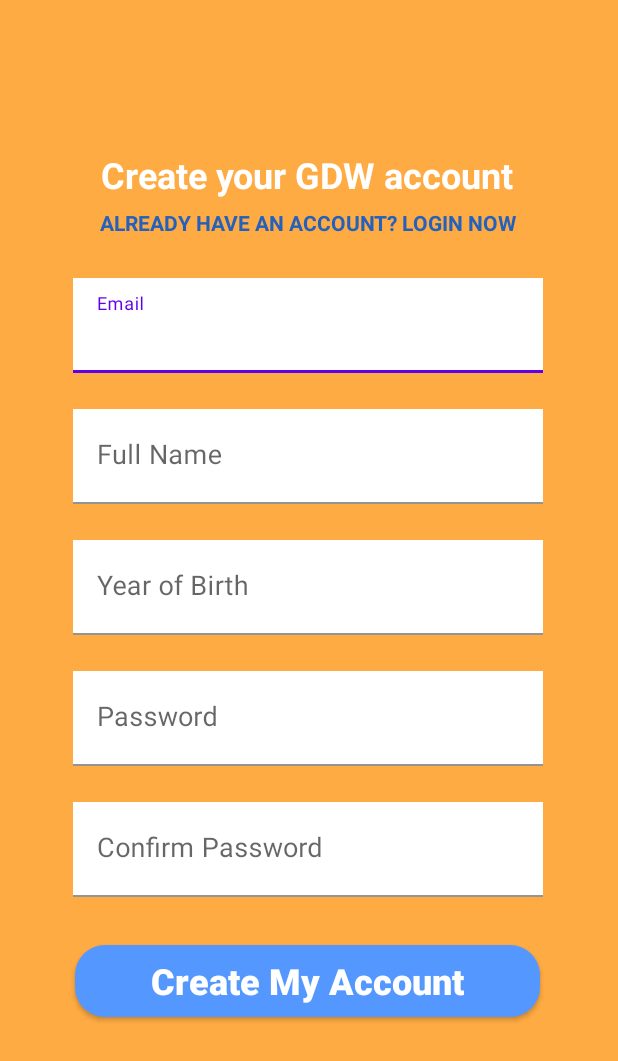
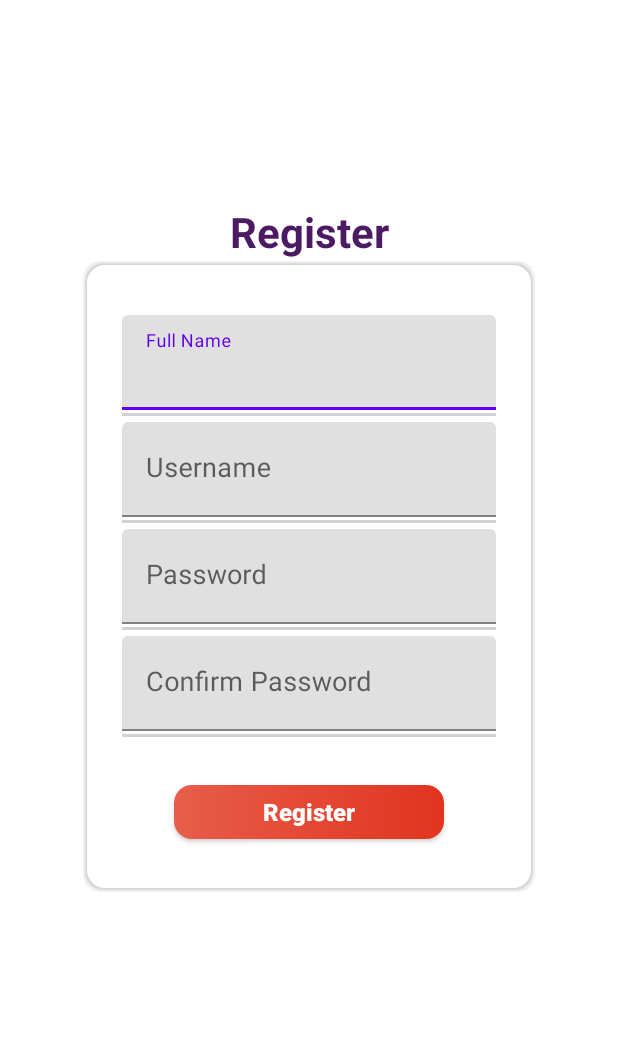
Before and after one commit to nghiaplt1611/PRM391_assignment, an Android app: the RegisterActivity screen opened directly, with no data from a screen before it, on a phone screen of 412 x 824 dp. Shown: the top 1061 px of the screen. Run offline under Robolectric (Android 15) with nearby library versions, the phone set to English and light mode, and no system bars; Roboto replaces fonts that are not available here.

Commit message:
Revert "Merge branch 'master' into Toai"
This reverts commit f52ef4b53760f7a9bfd910c7d304d33854501c0d, reversing
changes made to fa73841b65ed1bd07bfbee445be6c5bdfd144654.

```diff
--- a/app/src/main/AndroidManifest.xml
+++ b/app/src/main/AndroidManifest.xml
@@ -29,11 +29,11 @@
 
                 <category android:name="android.intent.category.LAUNCHER" />
             </intent-filter>
-
         </activity>
         <activity
             android:name=".controller.LoginActivity"
             android:screenOrientation="portrait" />
+
         <meta-data
             android:name="preloaded_fonts"
             android:resource="@array/preloaded_fonts" />
--- a/app/src/main/java/com/example/gtw_101/controller/LoginActivity.java
+++ b/app/src/main/java/com/example/gtw_101/controller/LoginActivity.java
@@ -30,7 +30,7 @@ public class LoginActivity extends AppCompatActivity {
     }
 
     public void onButtonLoginClick(View view) {
-        EditText txtUsername = (EditText) findViewById(R.id.txt_email_login);
+        EditText txtUsername = (EditText) findViewById(R.id.txt_username_login);
         EditText txtPassword = (EditText) findViewById(R.id.txt_password_login);
 
         String username = txtUsername.getText().toString();
@@ -85,7 +85,7 @@ public class LoginActivity extends AppCompatActivity {
     @Override
     protected void onResume() {
         super.onResume();
-        EditText txtUsername = (EditText) findViewById(R.id.txt_email_login);
+        EditText txtUsername = (EditText) findViewById(R.id.txt_username_login);
         EditText txtPassword = (EditText) findViewById(R.id.txt_password_login);
         txtPassword.setText("");
         txtUsername.setText("");
--- a/app/src/main/res/drawable-v24/rectloginlogup.xml
+++ b/app/src/main/res/drawable-v24/rectloginlogup.xml
@@ -3,9 +3,10 @@
     <!-- Background -->
     <item>
         <shape android:shape="rectangle">
-            <corners android:radius="@dimen/textsize_20" />
-            <solid android:color="@color/first_button_color"/>
-            <size android:width="180dp" android:height="30dp" />
+            <corners android:radius="12dp" />
+            <gradient android:angle="0"
+                android:endColor="#E1341E" android:startColor="#E75D4B" />
+            <size android:width="180dp" android:height="24dp" />
         </shape>
     </item>
 </selector>
--- a/app/src/main/res/layout/activity_register.xml
+++ b/app/src/main/res/layout/activity_register.xml
@@ -6,7 +6,6 @@
     android:layout_height="match_parent"
     android:clipToPadding="false"
     tools:context=".controller.RegisterActivity"
-    android:background="@color/ingame_background_color"
     tools:ignore="HardcodedText">
 
 
@@ -14,162 +13,175 @@
 
     <!-- Layout to wrap all the fill -->
 
+    <!-- Back button is used to back to the log in screen -->
+
+    <androidx.appcompat.widget.AppCompatTextView
+        android:id="@+id/id_SignIn_TextView"
+        android:layout_width="189dp"
+        android:layout_height="wrap_content"
+        android:layout_alignParentStart="true"
+        android:layout_alignParentLeft="true"
+        android:layout_alignParentTop="true"
+        android:layout_alignParentEnd="true"
+        android:layout_alignParentRight="true"
+        android:gravity="center"
+        android:text="@string/log_up"
+        android:textColor="@color/loguptextcolor"
+        android:textSize="@dimen/textsize_28"
+        android:textStyle="bold"
+        app:layout_constraintEnd_toStartOf="@+id/id_Register_Guideline_2"
+        app:layout_constraintStart_toStartOf="@+id/id_Register_Guideline_1"
+        app:layout_constraintTop_toTopOf="@+id/id_Register_Guideline_3"
+        app:layout_constraintVertical_bias="0.0"/>
 
     <LinearLayout
-        android:layout_width="@dimen/dimen_360"
-        android:layout_height="@dimen/dimen_650"
+        android:layout_width="wrap_content"
+        android:layout_height="422dp"
         android:layout_alignParentBottom="true"
         android:layout_gravity="center"
+        android:background="@drawable/rect"
         android:orientation="vertical"
         app:layout_constraintBottom_toTopOf="@+id/id_Register_Guideline_4"
         app:layout_constraintEnd_toStartOf="@+id/id_Register_Guideline_2"
-        app:layout_constraintHorizontal_bias="0.481"
         app:layout_constraintStart_toStartOf="@+id/id_Register_Guideline_1"
-        app:layout_constraintTop_toBottomOf="@+id/id_Register_Guideline_3"
-        app:layout_constraintVertical_bias="0.391">
-
-        <androidx.appcompat.widget.AppCompatTextView
-            android:id="@+id/id_SignIn_TextView"
-            android:layout_width="wrap_content"
-            android:layout_height="wrap_content"
-            android:layout_gravity="center"
-            android:layout_marginTop="@dimen/marign_33"
-            android:gravity="center"
-            android:text="@string/register_register"
-            android:textColor="@color/white"
-            android:textSize="@dimen/textsize_24"
-            android:textStyle="bold" />
-
-        <!-- Field is used to direct to activity_log_in layout when click on it -->
-        <androidx.appcompat.widget.AppCompatTextView
-            android:id="@+id/lbl_login_now"
-            android:layout_width="wrap_content"
-            android:layout_height="wrap_content"
-            android:layout_gravity="center"
-            android:layout_marginTop="@dimen/marign_6"
-            android:text="@string/login_register"
-            android:textColor="@color/clickable_text"
-            android:textSize="@dimen/textsize_14"
-            android:textStyle="bold" />
-
-        <!-- Field to fill in user's email -->
-        <com.google.android.material.textfield.TextInputLayout
-            android:layout_width="match_parent"
-            android:layout_height="63dp"
-            android:layout_marginLeft="@dimen/marign_23"
-            android:layout_marginTop="@dimen/marign_27"
-            android:layout_marginRight="@dimen/marign_23">
-            <!-- Fill in here -->
-            <androidx.appcompat.widget.AppCompatEditText
-                android:id="@+id/txt_email_register"
-                android:layout_width="match_parent"
-                android:layout_height="match_parent"
-                android:background="@color/white"
-                android:hint="@string/email"
-                android:inputType="text"
-                android:maxLength="8"
-                android:maxLines="1"
-                android:textColor="@color/black"
-                android:textSize="@dimen/textsize_18" />
-
-        </com.google.android.material.textfield.TextInputLayout>
+        app:layout_constraintTop_toBottomOf="@+id/id_SignIn_TextView"
+        app:layout_constraintVertical_bias="0.0">
 
         <!-- Field to fill in user's fullname -->
         <com.google.android.material.textfield.TextInputLayout
             android:layout_width="match_parent"
             android:layout_height="63dp"
             android:layout_marginLeft="@dimen/marign_23"
-            android:layout_marginTop="@dimen/marign_24"
-            android:layout_marginRight="@dimen/marign_23">
+            android:layout_marginTop="@dimen/marign_33"
+            android:layout_marginRight="@dimen/marign_23"
+            android:background="@null">
             <!-- Fill in here -->
             <androidx.appcompat.widget.AppCompatEditText
-                android:id="@+id/txt_fullname_register"
+                android:id="@+id/txt_full_name"
                 android:layout_width="match_parent"
                 android:layout_height="match_parent"
-                android:background="@color/white"
+                android:background="@null"
+                android:maxLines="1"
+                android:inputType="text"
                 android:hint="@string/full_name"
+                android:textColor="@color/primarytext"
+                android:textSize="@dimen/textsize_18"
+                android:maxLength="8"
+                />
+
+        </com.google.android.material.textfield.TextInputLayout>
+
+        <View
+            android:id="@+id/id_view_1"
+            android:layout_width="match_parent"
+            android:layout_height="2dp"
+            android:layout_marginLeft="@dimen/marign_23"
+            android:layout_marginTop="@dimen/marign_2"
+            android:layout_marginRight="@dimen/marign_23"
+            android:background="@color/linecolor" />
+        <!-- Field to fill in user's username -->
+        <com.google.android.material.textfield.TextInputLayout
+            android:layout_width="match_parent"
+            android:layout_height="63dp"
+            android:layout_marginLeft="@dimen/marign_23"
+            android:layout_marginTop="@dimen/marign_4"
+            android:layout_marginRight="@dimen/marign_23"
+            android:background="@null">
+            <!-- Fill in here -->
+            <androidx.appcompat.widget.AppCompatEditText
+                android:id="@+id/txt_username"
+                android:layout_width="match_parent"
+                android:layout_height="match_parent"
+                android:background="@null"
+                android:maxLines="1"
                 android:inputType="text"
-                android:maxLines="1"
-                android:textColor="@color/black"
+                android:hint="@string/username"
+                android:textColor="@color/primarytext"
                 android:textSize="@dimen/textsize_18" />
 
         </com.google.android.material.textfield.TextInputLayout>
 
-        <!-- Field to fill in user's year of birth -->
-        <com.google.android.material.textfield.TextInputLayout
+        <View
+            android:id="@+id/id_view_2"
             android:layout_width="match_parent"
-            android:layout_height="63dp"
+            android:layout_height="2dp"
             android:layout_marginLeft="@dimen/marign_23"
-            android:layout_marginTop="@dimen/marign_24"
-            android:layout_marginRight="@dimen/marign_23">
-            <!-- Fill in here -->
-            <androidx.appcompat.widget.AppCompatEditText
-                android:id="@+id/txt_yearofbirth_register"
-                android:layout_width="match_parent"
-                android:layout_height="match_parent"
-                android:background="@color/white"
-                android:hint="@string/yob"
-                android:inputType="text"
-                android:maxLines="1"
-                android:textColor="@color/black"
-                android:textSize="@dimen/textsize_18" />
-
-        </com.google.android.material.textfield.TextInputLayout>
+            android:layout_marginTop="@dimen/marign_2"
+            android:layout_marginRight="@dimen/marign_23"
+            android:background="@color/linecolor" />
 
         <!-- Field to fill in user's password -->
         <com.google.android.material.textfield.TextInputLayout
             android:layout_width="match_parent"
             android:layout_height="63dp"
             android:layout_marginLeft="@dimen/marign_23"
-            android:layout_marginTop="@dimen/marign_24"
-            android:layout_marginRight="@dimen/marign_23">
+            android:layout_marginTop="@dimen/marign_4"
+            android:layout_marginRight="@dimen/marign_23"
+            android:background="@null">
             <!-- Fill in here -->
             <androidx.appcompat.widget.AppCompatEditText
-                android:id="@+id/txt_password_register"
+                android:id="@+id/txt_password"
                 android:layout_width="match_parent"
                 android:layout_height="match_parent"
-                android:background="@color/white"
+                android:background="@null"
                 android:hint="@string/password"
                 android:inputType="textPassword"
-                android:textColor="@color/black"
+                android:textColor="@color/primarytext"
                 android:textSize="@dimen/textsize_18" />
 
         </com.google.android.material.textfield.TextInputLayout>
 
+        <View
+            android:id="@+id/id_view_3"
+            android:layout_width="match_parent"
+            android:layout_height="2dp"
+            android:layout_marginLeft="@dimen/marign_23"
+            android:layout_marginTop="@dimen/marign_2"
+            android:layout_marginRight="@dimen/marign_23"
+            android:background="@color/linecolor" />
         <!-- Field to fill in confirmed password -->
         <com.google.android.material.textfield.TextInputLayout
             android:layout_width="match_parent"
             android:layout_height="63dp"
             android:layout_marginLeft="@dimen/marign_23"
-            android:layout_marginTop="@dimen/marign_24"
-            android:layout_marginRight="@dimen/marign_23">
+            android:layout_marginTop="@dimen/marign_4"
+            android:layout_marginRight="@dimen/marign_23"
+            android:background="@null">
             <!-- Fill in here -->
             <androidx.appcompat.widget.AppCompatEditText
-                android:id="@+id/txt_confirm_password_register"
+                android:id="@+id/txt_confirm_password"
                 android:layout_width="match_parent"
                 android:layout_height="match_parent"
-                android:background="@color/white"
+                android:background="@null"
                 android:hint="@string/confirmedpassword"
                 android:inputType="textPassword"
-                android:textColor="@color/black"
+                android:textColor="@color/primarytext"
                 android:textSize="@dimen/textsize_18" />
 
         </com.google.android.material.textfield.TextInputLayout>
 
-        <!-- Button is used to add new account -->
+        <View
+            android:id="@+id/view3"
+            android:layout_width="match_parent"
+            android:layout_height="2dp"
+            android:layout_marginLeft="@dimen/marign_23"
+            android:layout_marginTop="@dimen/marign_2"
+            android:layout_marginRight="@dimen/marign_23"
+            android:background="@color/linecolor" />
+        <!-- Button is used to add new accountTest -->
         <androidx.appcompat.widget.AppCompatButton
-            android:id="@+id/btn_create_account"
-            android:layout_width="310dp"
-            android:layout_height="wrap_content"
-            android:layout_gravity="center"
+            android:id="@+id/btnLogup"
+            android:layout_width="@dimen/width_180"
+            android:layout_height="@dimen/height_36"
             android:layout_marginHorizontal="@dimen/marign_58"
             android:layout_marginTop="@dimen/marign_32"
             android:background="@drawable/rectloginlogup"
+            android:layout_gravity="center"
             android:onClick="onButtonRegisterClick"
-            android:text="@string/register_button"
+            android:text="@string/log_up"
             android:textAllCaps="false"
             android:textColor="@color/thirdtext"
-            android:textSize="@dimen/textsize_24"
+            android:textSize="@dimen/textsize_16"
             android:textStyle="bold" />
     </LinearLayout>
 
@@ -179,7 +191,7 @@
         android:layout_width="wrap_content"
         android:layout_height="wrap_content"
         android:orientation="vertical"
-        app:layout_constraintGuide_percent="0.03" />
+        app:layout_constraintGuide_percent="0.1" />
 
     <!-- The id_Register_Guideline_2 is used to limit the right space where items are being place inside -->
     <androidx.constraintlayout.widget.Guideline
@@ -187,7 +199,7 @@
         android:layout_width="wrap_content"
         android:layout_height="wrap_content"
         android:orientation="vertical"
-        app:layout_constraintGuide_percent="0.97"/>
+        app:layout_constraintGuide_percent="0.9"/>
 
     <!-- The id_Register_Guideline_3 is used to limit the top space where items are being place inside -->
     <androidx.constraintlayout.widget.Guideline
@@ -195,7 +207,7 @@
         android:layout_width="wrap_content"
         android:layout_height="wrap_content"
         android:orientation="horizontal"
-        app:layout_constraintGuide_percent="0.03" />
+        app:layout_constraintGuide_percent="0.164" />
 
     <!-- The id_Register_Guideline_4 is used to limit the bottom space where items are being place inside -->
     <androidx.constraintlayout.widget.Guideline
@@ -203,7 +215,7 @@
         android:layout_width="wrap_content"
         android:layout_height="wrap_content"
         android:orientation="horizontal"
-        app:layout_constraintGuide_percent="0.95" />
+        app:layout_constraintGuide_percent="0.8" />
 
 
 </androidx.constraintlayout.widget.ConstraintLayout>
--- a/app/src/main/res/values/colors.xml
+++ b/app/src/main/res/values/colors.xml
@@ -10,7 +10,6 @@
     <color name="primarytext">#6f6f6f</color>
     <color name="secondarytext">#a6a6a6</color>
     <color name="loguptextcolor">#4c1a63</color>
-    <color name="first_button_color">#5498FF</color>
 
     <color name="teal_200">#FF03DAC5</color>
     <color name="teal_700">#FF018786</color>
@@ -34,9 +33,7 @@
 
     <color name="linecolor">#d2d2d2</color>
     <color name="black">#000</color>
-
     <color name="blue">#ff0000ff</color>
-    <color name="clickable_text">#2461BC</color>
     <color name="ingame_top_background_color">#5277FF</color>
     <color name="ingame_background_color">#FFAB43</color>
     <color name="ingame_img_background_color">#5CB0FF</color>
--- a/app/src/main/res/values/strings.xml
+++ b/app/src/main/res/values/strings.xml
@@ -1,28 +1,24 @@
 <resources xmlns:tools="http://schemas.android.com/tools">
     <string name="app_name" translatable="false">Guess The Word</string>
     <string name="play_now" translatable="false">Play Now</string>
-    <string name="log_in" translatable="false">Log in to your GDW account</string>
-    <string name="log_in_button" translatable="false">Login</string>
+    <string name="log_in" translatable="false">Login</string>
     <string name="set_password" translatable="false">Set Password</string>
     <string name="full_name" translatable="false">Full Name</string>
-    <string name="yob" translatable="false">Year of Birth</string>
     <string name="password" translatable="false">Password</string>
     <string name="confirmedpassword" translatable="false">Confirm Password</string>
     <string name="don_t_have_an_account" translatable="false">Don\'t have an account?</string>
-    <string name="register_button" translatable="false">Create My Account</string>
-    <string name="register_register" translatable="false">Create your GDW account</string>
+    <string name="log_up" translatable="false">Register</string>
     <string name="enteryourname" translatable="false">Enter your Name</string>
     <string name="validemail" translatable="false">Enter a valid email address</string>
     <string name="validpassword" translatable="false">Between 6 and 12 alphanumeric characters</string>
     <string name="privacypolicy" translatable="false">Privacy policy</string>
-    <string name="forgot_password" translatable="false">FORGOT PASSWORD, HUH?</string>
-    <string name="back_to_menu" translatable="false">BACK TO THE MENU</string>
+    <string name="forgot_password" translatable="false">Forgot password?</string>
     <string name="title_activity_sign_up" translatable="false">SignUp</string>
     <string name="OK" translatable="false">OK</string>
     <string name="orloginusing" translatable="false">Or login using</string>
     <string name="orlogupusing" translatable="false">Or log up using</string>
     <string name="aboutyou" translatable="false">About You</string>
-    <string name="email" translatable="false">Email</string>
+    <string name="username" translatable="false">Username</string>
     <string name="gtw" translatable="false">Guest The Word</string>
     <string name="or" translatable="false">Or</string>
     <string name="level_13" translatable="false">Level 13</string>
@@ -41,8 +37,7 @@
     <string name="v" translatable="false">V</string>
     <string name="m" translatable="false">M</string>
     <string name="d" translatable="false">D</string>
-    <string name="register_login" translatable="false">NOT HAVE A GDW ACCOUNT? REGISTER NOW</string>
-    <string name="login_register" translatable="false">ALREADY HAVE AN ACCOUNT? LOGIN NOW</string>
+    <string name="register" translatable="false">Click here to register</string>
     <string name="highestScore" translatable="false">Highest Score\n16516</string>
     <string name="achievement" translatable="false">ACHIEVEMENT</string>
     <string name="achi_title" translatable="false">Achievement Title</string>
```
Also changed, not shown: app/src/main/res/layout/activity_log_in.xml (+89 -81 lines), app/src/main/res/values/dimens.xml (+0 -13 lines), app/src/main/res/drawable/logo.png (added), app/src/main/res/drawable/logowithbackground.png (deleted).
